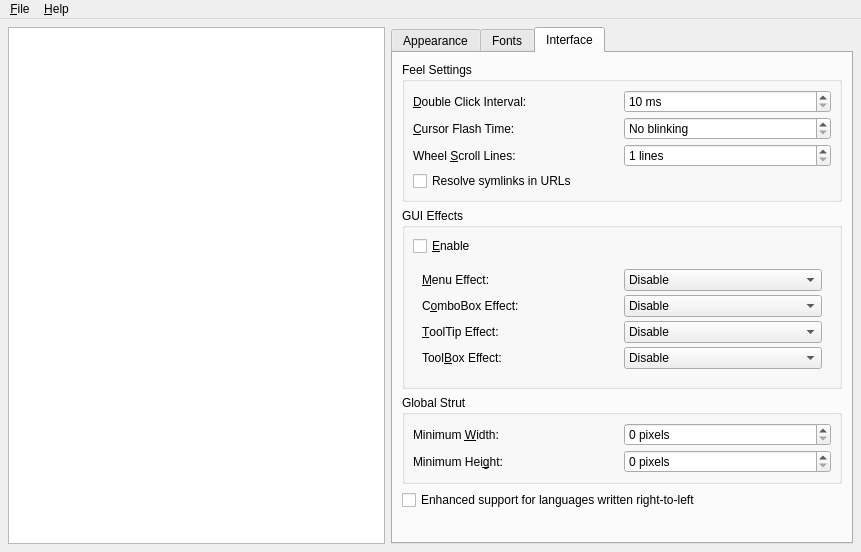
This is src/tools/qtconfig/mainwindow.ui in fluxer/katie as Qt 5 draws it before an edit. The edited form follows.
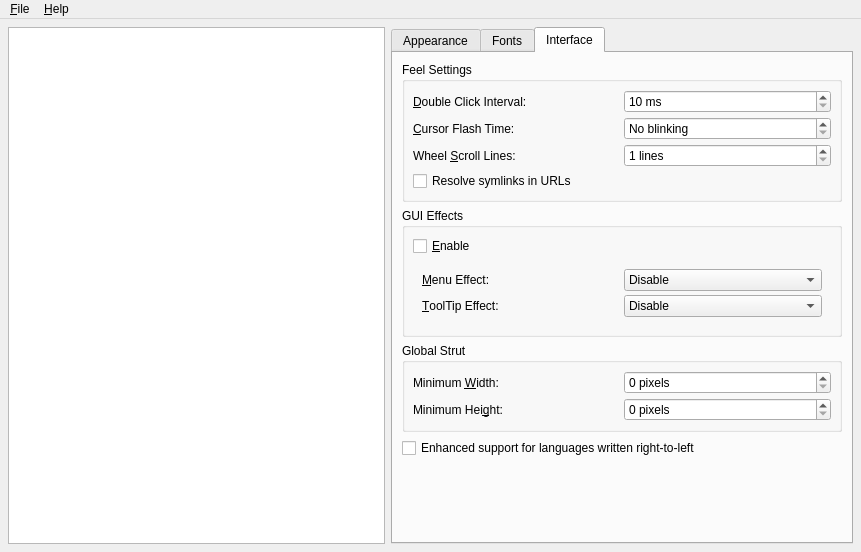
This is the edited form. The open tabs and pages were chosen to show the change. Custom widgets are drawn as their Qt base class.

Commit message:
drop effects other than fade
QComboBox animation was essentially non-operational (see
5b5fbca2ed070acc4ed37fe20fc1d16532469aef), UI_AnimateToolBox was just
reserved and unused . there is fade effect for QMenu and QToolTip so
the relevant effect is there

What changed in the file:
```diff
--- a/src/tools/qtconfig/mainwindow.ui
+++ b/src/tools/qtconfig/mainwindow.ui
@@ -515,16 +515,6 @@
                </widget>
               </item>
               <item row="1" column="0">
-               <widget class="QLabel" name="comboEffectLabel">
-                <property name="text">
-                 <string>C&amp;omboBox Effect:</string>
-                </property>
-                <property name="buddy">
-                 <cstring>comboEffectCombo</cstring>
-                </property>
-               </widget>
-              </item>
-              <item row="2" column="0">
                <widget class="QLabel" name="toolTipEffectLabel">
                 <property name="text">
                  <string>&amp;ToolTip Effect:</string>
@@ -534,16 +524,6 @@
                 </property>
                </widget>
               </item>
-              <item row="3" column="0">
-               <widget class="QLabel" name="toolBoxEffectLabel">
-                <property name="text">
-                 <string>Tool&amp;Box Effect:</string>
-                </property>
-                <property name="buddy">
-                 <cstring>toolBoxEffectCombo</cstring>
-                </property>
-               </widget>
-              </item>
               <item row="0" column="1">
                <widget class="QComboBox" name="menuEffectCombo">
                 <property name="currentIndex">
@@ -570,20 +550,6 @@
                </widget>
               </item>
               <item row="1" column="1">
-               <widget class="QComboBox" name="comboEffectCombo">
-                <item>
-                 <property name="text">
-                  <string>Disable</string>
-                 </property>
-                </item>
-                <item>
-                 <property name="text">
-                  <string>Animate</string>
-                 </property>
-                </item>
-               </widget>
-              </item>
-              <item row="2" column="1">
                <widget class="QComboBox" name="toolTipEffectCombo">
                 <item>
                  <property name="text">
@@ -602,20 +568,6 @@
                 </item>
                </widget>
               </item>
-              <item row="3" column="1">
-               <widget class="QComboBox" name="toolBoxEffectCombo">
-                <item>
-                 <property name="text">
-                  <string>Disable</string>
-                 </property>
-                </item>
-                <item>
-                 <property name="text">
-                  <string>Animate</string>
-                 </property>
-                </item>
-               </widget>
-              </item>
              </layout>
             </widget>
            </item>
```
Left out of the diff: 12 changed lines with no effect on the pictures. The commit also changes 12 other files.
